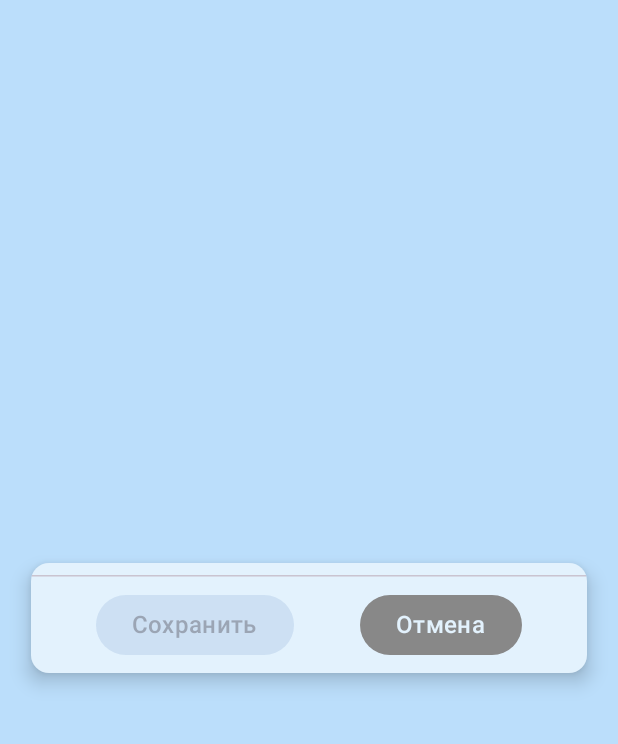
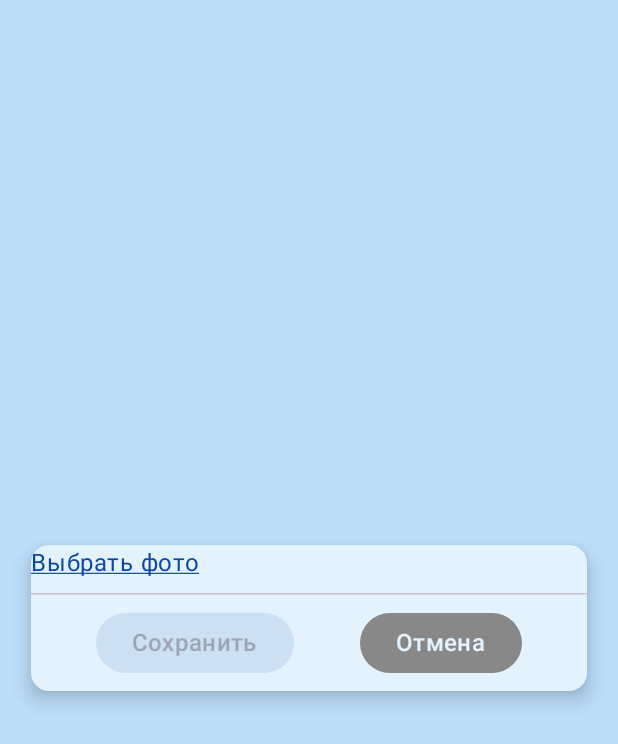
Before and after one commit to YurijM/FishermanNotes, an Android app built with Jetpack Compose: the NoteScreen screen opened through its navigation route, on a phone screen of 412 x 824 dp. Shown: the top 744 px of the screen. Run offline under Robolectric (Android 15) with nearby library versions, the phone set to English and light mode, and no system bars; our stand-ins replace Dagger/Hilt's generated code, Room's generated code.

Commit message:
Тестирование функциоала загрузки фотографии.

```diff
--- a/app/src/main/java/com/mu/fishermannotes/presentation/screen/note/NoteScreen.kt
+++ b/app/src/main/java/com/mu/fishermannotes/presentation/screen/note/NoteScreen.kt
@@ -1,5 +1,10 @@
 package com.mu.fishermannotes.presentation.screen.note
 
+import android.net.Uri
+import androidx.activity.compose.rememberLauncherForActivityResult
+import androidx.activity.result.contract.ActivityResultContracts
+import androidx.compose.foundation.Image
+import androidx.compose.foundation.clickable
 import androidx.compose.foundation.layout.Box
 import androidx.compose.foundation.layout.Column
 import androidx.compose.foundation.layout.IntrinsicSize
@@ -7,21 +12,44 @@ import androidx.compose.foundation.layout.fillMaxSize
 import androidx.compose.foundation.layout.fillMaxWidth
 import androidx.compose.foundation.layout.height
 import androidx.compose.foundation.layout.padding
+import androidx.compose.foundation.layout.requiredSize
+import androidx.compose.foundation.shape.RoundedCornerShape
 import androidx.compose.material3.Card
 import androidx.compose.material3.CardDefaults
 import androidx.compose.material3.HorizontalDivider
 import androidx.compose.material3.MaterialTheme
+import androidx.compose.material3.Text
 import androidx.compose.runtime.Composable
+import androidx.compose.runtime.getValue
+import androidx.compose.runtime.mutableStateOf
+import androidx.compose.runtime.remember
+import androidx.compose.runtime.setValue
 import androidx.compose.ui.Alignment
 import androidx.compose.ui.Modifier
+import androidx.compose.ui.draw.clip
+import androidx.compose.ui.layout.ContentScale
+import androidx.compose.ui.text.style.TextDecoration
 import androidx.compose.ui.unit.dp
 import androidx.hilt.navigation.compose.hiltViewModel
+import coil.compose.rememberAsyncImagePainter
 import com.mu.fishermannotes.presentation.component.OkAndCancel
+import com.mu.fishermannotes.presentation.utils.toLog
 
 @Composable
 fun NoteScreen(
     viewModel: NoteViewModel = hiltViewModel()
 ) {
+    //var imageUri by remember { mutableStateOf<Uri?>(null) }
+    var imageUri by remember { mutableStateOf<Uri?>(null) }
+    val launcher = rememberLauncherForActivityResult(
+        contract = ActivityResultContracts.GetContent()
+    ) { uri ->
+        if (uri != null) {
+            imageUri = uri
+            toLog("uri: $uri")
+            //onSelect(imageUri!!)
+        }
+    }
     Box(
         contentAlignment = Alignment.Center,
         modifier = Modifier.fillMaxSize()
@@ -38,9 +66,29 @@ fun NoteScreen(
                 .padding(vertical = 12.dp)
         ) {
             Column(
-                modifier = Modifier.fillMaxWidth()
+                modifier = Modifier
+                    .fillMaxWidth()
                     .height(IntrinsicSize.Min)
             ) {
+                if (imageUri != null) {
+                    Image(
+                        painter = rememberAsyncImagePainter(model = imageUri),
+                        contentDescription = null,
+                        modifier = Modifier
+                            //.requiredSize(dimensionResource(id = R.dimen.profile_photo_size))
+                            .requiredSize(100.dp)
+                            .clip(RoundedCornerShape(8.dp)),
+                        contentScale = ContentScale.Crop
+                    )
+                }
+
+                Text(
+                    text = "Выбрать фото",
+                    textDecoration = TextDecoration.Underline,
+                    modifier = Modifier.clickable {
+                        launcher.launch("image/*")
+                    },
+                )
                 HorizontalDivider(
                     thickness = 1.dp,
                     modifier = Modifier.padding(top = 8.dp)
--- a/app/src/main/java/com/mu/fishermannotes/presentation/utils/Constants.kt
+++ b/app/src/main/java/com/mu/fishermannotes/presentation/utils/Constants.kt
@@ -1,4 +1,4 @@
 package com.mu.fishermannotes.presentation.utils
 
-const val DEBUG_TAG = "fishermen"
+const val DEBUG_TAG = "fisherman"
 const val YEAR_START = 2025
```
